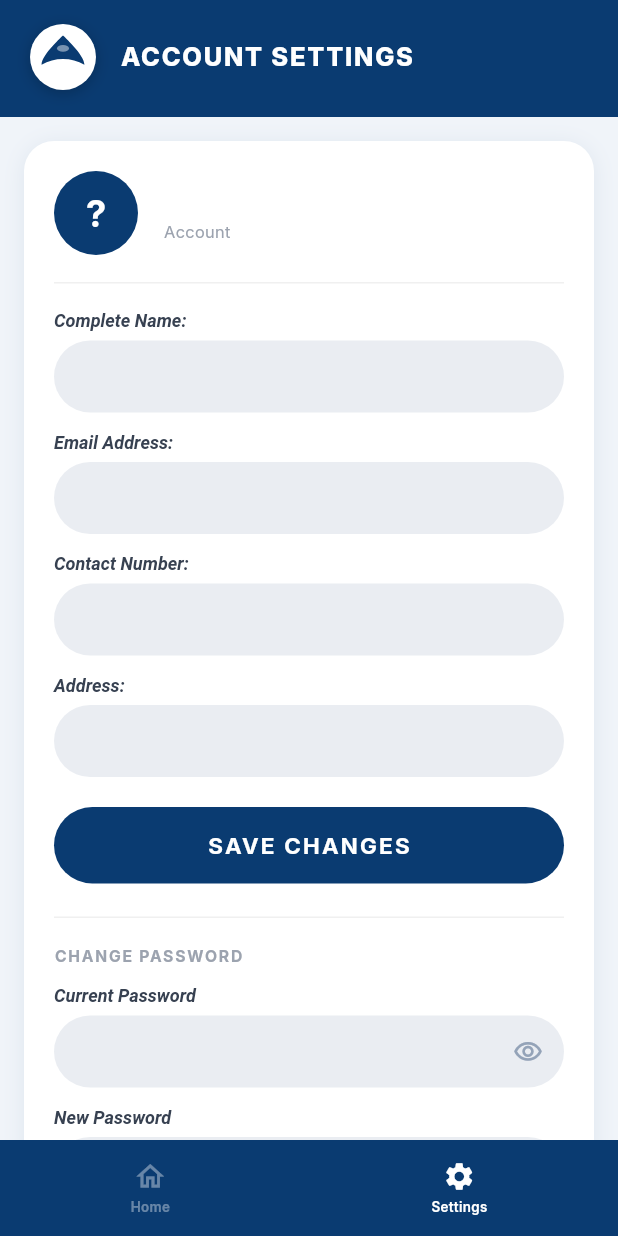
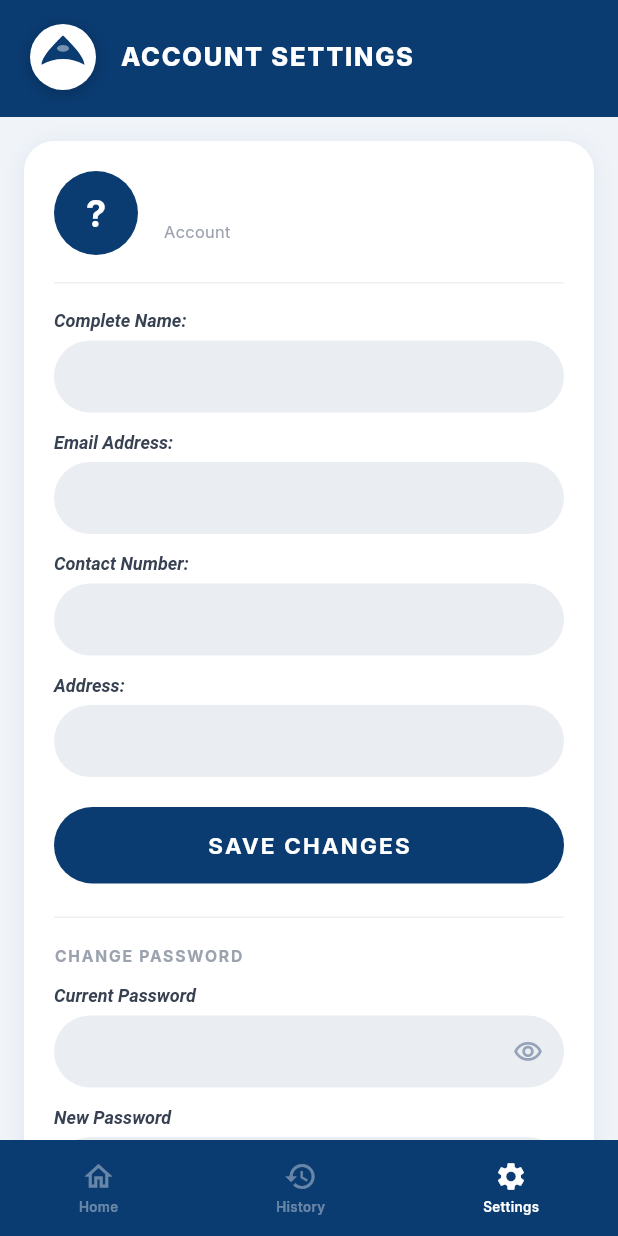
Before and after one commit to SysArcDCMS/Capstone-Project, a Flutter app: the AccountScreen screen opened by its route, on a phone screen of 412 x 824 dp. Run offline on Flutter 3.47's test engine with Material 3 defaults, Android fonts, the phone set to English and light mode, and no system bars; our stand-ins replace dio, flutter_secure_storage, geocoding, geolocator, google_maps_flutter, image_picker; accounts and stored records are empty; network calls fail.

Commit message:
feat: add Complaint History tab between Home and Settings for staff

```diff
--- a/imraws-mobile/lib/screens/offsite_history_screen.dart
+++ b/imraws-mobile/lib/screens/offsite_history_screen.dart
@@ -217,7 +217,7 @@ class _OffsiteHistoryScreenState extends State<OffsiteHistoryScreen> {
             ),
 
             MayniladBottomNav(
-              active: NavTab.home,
+              active: NavTab.history,
               onHome: () =>
                   context.read<AuthProvider>().navigateToHome(context),
               onReport: () => Navigator.pushNamed(context, '/complaint'),
--- a/imraws-mobile/lib/widgets/bottom_nav_bar.dart
+++ b/imraws-mobile/lib/widgets/bottom_nav_bar.dart
@@ -1,13 +1,14 @@
 import 'package:flutter/material.dart';
 import '../theme/app_colors.dart';
 
-enum NavTab { home, settings }
+enum NavTab { home, history, settings }
 
 class MayniladBottomNav extends StatelessWidget {
   final NavTab active;
   final VoidCallback onHome;
   final VoidCallback onReport;
   final VoidCallback onSettings;
+  final VoidCallback? onHistory;
   final bool isCustomer;
 
   const MayniladBottomNav({
@@ -16,11 +17,14 @@ class MayniladBottomNav extends StatelessWidget {
     required this.onHome,
     required this.onReport,
     required this.onSettings,
+    this.onHistory,
     this.isCustomer = true,
   });
 
   @override
   Widget build(BuildContext context) {
+    final historyTap =
+        onHistory ?? () => Navigator.pushNamed(context, '/offsite-history');
     return Container(
       height: 64,
       color: AppColors.navy,
@@ -28,7 +32,7 @@ class MayniladBottomNav extends StatelessWidget {
         clipBehavior: Clip.none,
         alignment: Alignment.center,
         children: [
-          // Home + Settings tabs
+          // Home + History + Settings tabs
           Positioned.fill(
             child: Row(
               mainAxisAlignment: MainAxisAlignment.spaceAround,
@@ -41,6 +45,14 @@ class MayniladBottomNav extends StatelessWidget {
                   onTap: onHome,
                 ),
                 if (isCustomer) const SizedBox(width: 64), // space for FAB
+                if (!isCustomer)
+                  _NavItem(
+                    icon: Icons.history,
+                    iconActive: Icons.history,
+                    label: 'History',
+                    active: active == NavTab.history,
+                    onTap: historyTap,
+                  ),
                 _NavItem(
                   icon: Icons.settings_outlined,
                   iconActive: Icons.settings,
```
